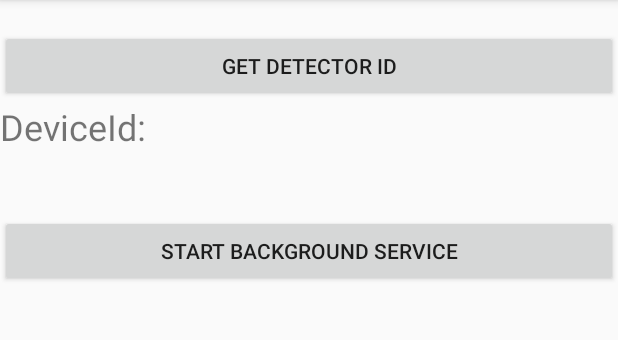
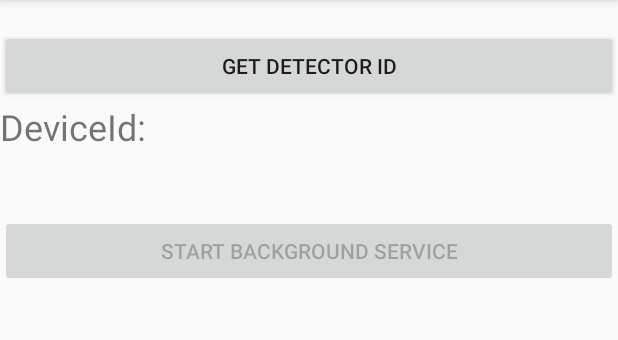
Before and after one commit to matrix-io/android-tracker-control-sample, an Android app: the screen it shows after launch (MainActivity), on a phone screen of 412 x 824 dp, the part 84-424 px from its top. Run offline under Robolectric (Android 15) with nearby library versions, the phone set to English and light mode, and no system bars.

Commit message:
fixed status messages and handling start/stop service sample

```diff
--- a/app/src/main/java/com/admobilize/tracker/sample/MainActivity.java
+++ b/app/src/main/java/com/admobilize/tracker/sample/MainActivity.java
@@ -29,9 +29,10 @@ public class MainActivity extends AppCompatActivity {
 
     private String detectorId;
     private TextView tvDeviceId;
+    private TextView tvStatus;
     private Button btnGetDeviceId;
     private Button btnStartStopService;
-    private boolean toggle;
+    private boolean toggle=true;
 
     @Override
     protected void onCreate(Bundle savedInstanceState) {
@@ -40,7 +41,8 @@ public class MainActivity extends AppCompatActivity {
 
         btnGetDeviceId      = findViewById(R.id.btn_get_device_id);
         btnStartStopService = findViewById(R.id.btn_start_stop);
-        tvDeviceId = findViewById(R.id.tv_deviceId);
+        tvDeviceId          = findViewById(R.id.tv_deviceId);
+        tvStatus            = findViewById(R.id.tv_status);
 
         btnGetDeviceId.setOnClickListener(new View.OnClickListener() {
             @Override
@@ -56,6 +58,8 @@ public class MainActivity extends AppCompatActivity {
             }
         });
 
+        if(detectorId==null)btnStartStopService.setEnabled(false);
+
     }
 
     public void getDetectorId() {
@@ -64,10 +68,34 @@ public class MainActivity extends AppCompatActivity {
     }
 
     public void setServiceEnable(boolean enable) {
+
+        if(enable) tvStatus.setText("starting service..");
+        else tvStatus.setText("disabling service..");
+
         Intent intent = new Intent(action_enable);
         intent.putExtra(KEY_CAMERA_ENABLE, enable);
         intent.addFlags(Intent.FLAG_INCLUDE_STOPPED_PACKAGES);
         sendBroadcast(intent);
+        btnStartStopService.setEnabled(false);
+    }
+
+
+    private void configReceiver(String detectorId) {
+
+        action_enable = "ACTION"+detectorId+"ENABLE";
+        action_start  = "ACTION"+detectorId+"SERVICE_START";
+        action_stop   = "ACTION"+detectorId+"SERVICE_STOP";
+
+        IntentFilter intentFilter = new IntentFilter();
+
+        intentFilter.addAction(action_detector_webhook);
+        intentFilter.addAction(action_get_detector_id);
+        intentFilter.addAction(action_on_detector_id);
+        intentFilter.addAction(action_enable);
+        intentFilter.addAction(action_start);
+        intentFilter.addAction(action_stop);
+
+        registerReceiver(mReceiver, intentFilter);
     }
 
     private BroadcastReceiver mReceiver = new BroadcastReceiver() {
@@ -92,41 +120,30 @@ public class MainActivity extends AppCompatActivity {
                    Log.d(TAG,"detectorId: "+detectorId);
                    tvDeviceId.setText(detectorId);
                    configReceiver(detectorId);
+                   btnStartStopService.setEnabled(true);
                 }
             }
             else if(action.equals(action_start)) {
 
                 Log.d(TAG,"service start");
                 btnStartStopService.setText("STOP BACKGROUND SERVICE");
+                toggle=false;
+                btnStartStopService.setEnabled(true);
+                tvStatus.setText("");
 
             }
             else if(action.equals(action_stop)) {
 
                 Log.d(TAG,"service stop");
                 btnStartStopService.setText("START BACKGROUND SERVICE");
+                toggle=true;
+                btnStartStopService.setEnabled(true);
+                tvStatus.setText("");
 
             }
 
         }
     };
-
-    private void configReceiver(String detectorId) {
-
-        action_enable = "ACTION"+detectorId+"ENABLE";
-        action_start =  "ACTION"+detectorId+"SERVICE_START";
-        action_stop = "ACTION"+detectorId+"SERVICE_STOP";
-
-        IntentFilter intentFilter = new IntentFilter();
-
-        intentFilter.addAction(action_detector_webhook);
-        intentFilter.addAction(action_get_detector_id);
-        intentFilter.addAction(action_on_detector_id);
-        intentFilter.addAction(action_enable);
-        intentFilter.addAction(action_start);
-        intentFilter.addAction(action_stop);
-
-        registerReceiver(mReceiver, intentFilter);
-    }
 
     @Override
     protected void onResume() {
--- a/app/src/main/res/layout/activity_main.xml
+++ b/app/src/main/res/layout/activity_main.xml
@@ -26,7 +26,6 @@
         android:layout_height="wrap_content"
         android:layout_below="@id/tv_deviceId_hint"
         android:layout_marginTop="1dp"
-        android:textAlignment="center"
         android:text=""
         android:textSize="19sp" />
 
@@ -40,4 +39,15 @@
         android:text="start background service" />
 
 
+    <TextView
+        android:id="@+id/tv_status"
+        android:layout_width="match_parent"
+        android:layout_height="wrap_content"
+        android:layout_below="@id/btn_start_stop"
+        android:layout_marginTop="1dp"
+        android:text=""
+        android:textAlignment="center"
+        android:textSize="19sp" />
+
+
 </RelativeLayout>
```
